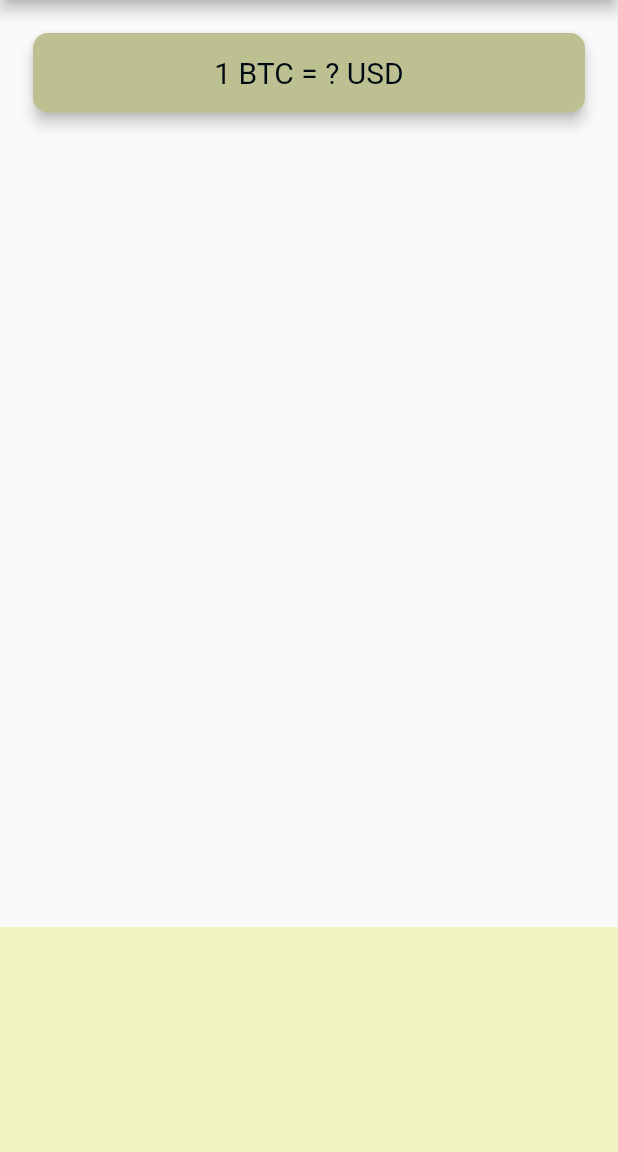
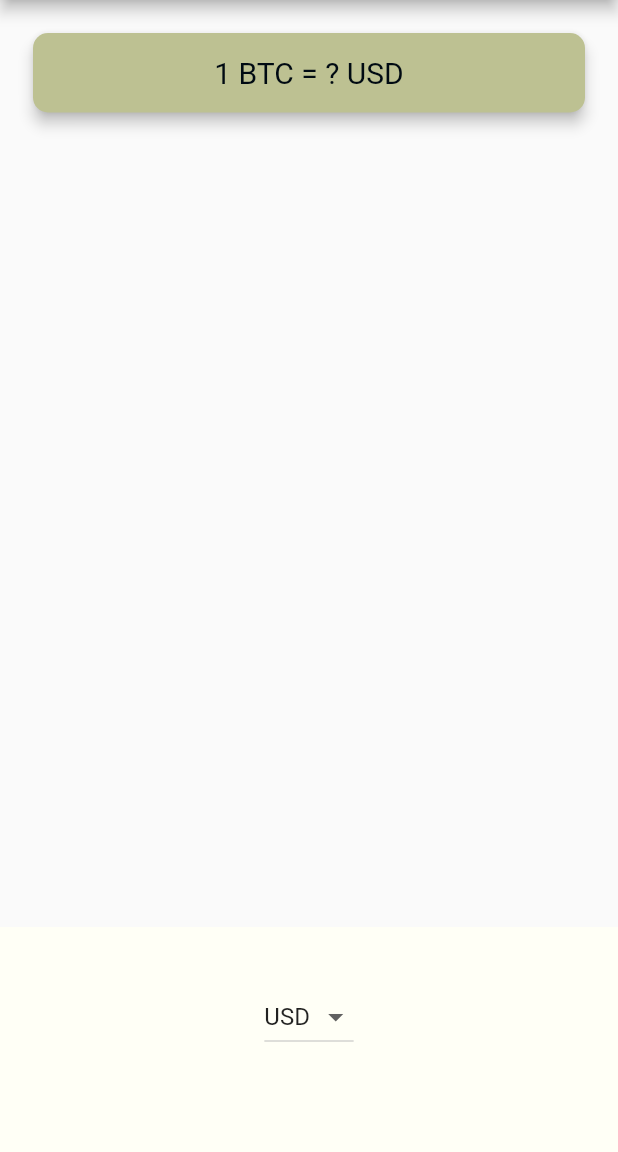
Before and after one commit to mdhowey/crypto-wallet, a Flutter app: the screen it shows after launch, on a phone screen of 412 x 824 dp, the part 84-1236 px from its top. Run offline on Flutter 3.47's test engine with Material 2 defaults, Android fonts, the phone set to English and light mode, and no system bars; our stand-ins replace flutter_dotenv.

Commit message:
set up dropdown functionality in price_screen

```diff
--- a/lib/main.dart
+++ b/lib/main.dart
@@ -26,7 +26,7 @@ class MyApp extends StatelessWidget {
           ),
         ),
       ),
-      home: const PriceScreen(),
+      home: PriceScreen(),
     );
   }
 }
--- a/lib/price_screen.dart
+++ b/lib/price_screen.dart
@@ -1,14 +1,32 @@
 import 'package:crypto_wallet/constants.dart';
 import 'package:flutter/material.dart';
 
+import 'coin_data.dart';
+
 class PriceScreen extends StatefulWidget {
-  const PriceScreen({Key? key}) : super(key: key);
-
   @override
   _PriceScreenState createState() => _PriceScreenState();
 }
 
 class _PriceScreenState extends State<PriceScreen> {
+  String? selectedCurrency = 'USD';
+
+  /// Generates dropdown menu by iterating through currenciesList
+  ///
+  /// @returns The list of [DropdownMenuItems]
+  List<DropdownMenuItem<String>> getDropdownItems() {
+    List<DropdownMenuItem<String>> dropdownItems = [];
+
+    for (String currency in currenciesList) {
+      var dropdownItem = DropdownMenuItem(
+        child: Text(currency),
+        value: currency,
+      );
+      dropdownItems.add(dropdownItem);
+    }
+    return dropdownItems;
+  }
+
   @override
   Widget build(BuildContext context) {
     return Scaffold(
@@ -44,8 +62,16 @@ class _PriceScreenState extends State<PriceScreen> {
             height: 150.0,
             alignment: Alignment.center,
             padding: const EdgeInsets.only(bottom: 30.0),
-            color: kSecondary,
-            child: null,
+            color: kSecondaryLight,
+            child: DropdownButton<String>(
+              value: selectedCurrency,
+              items: getDropdownItems(),
+              onChanged: (value) {
+                setState(() {
+                  selectedCurrency = value;
+                });
+              },
+            ),
           ),
         ],
       ),
```
